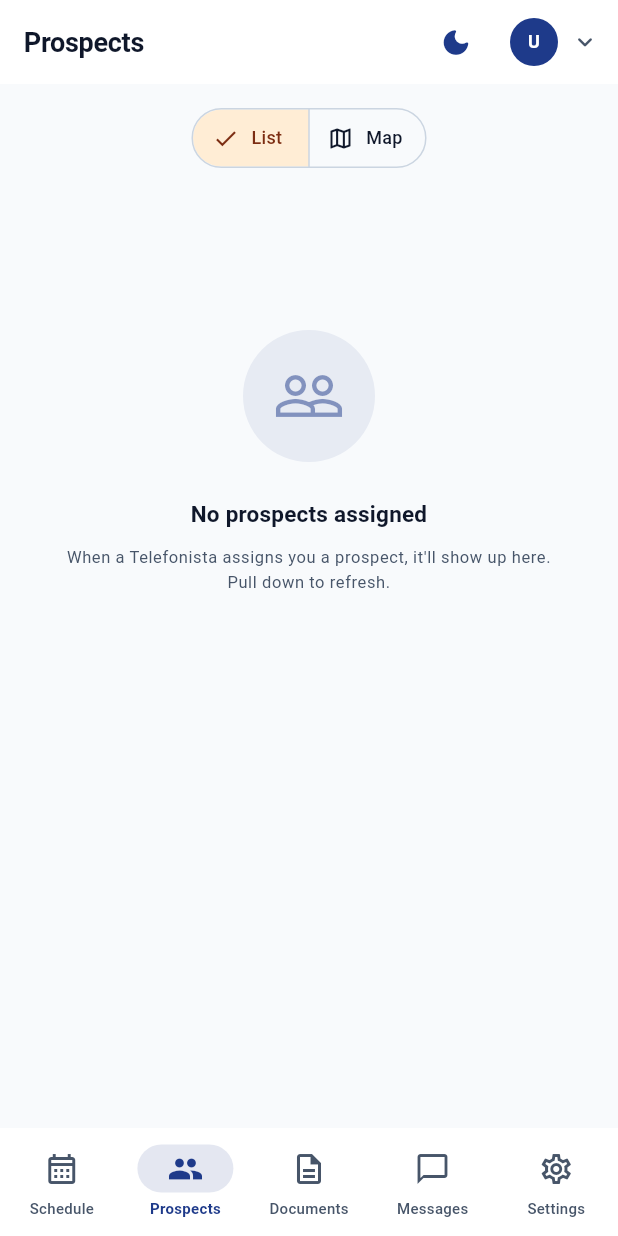
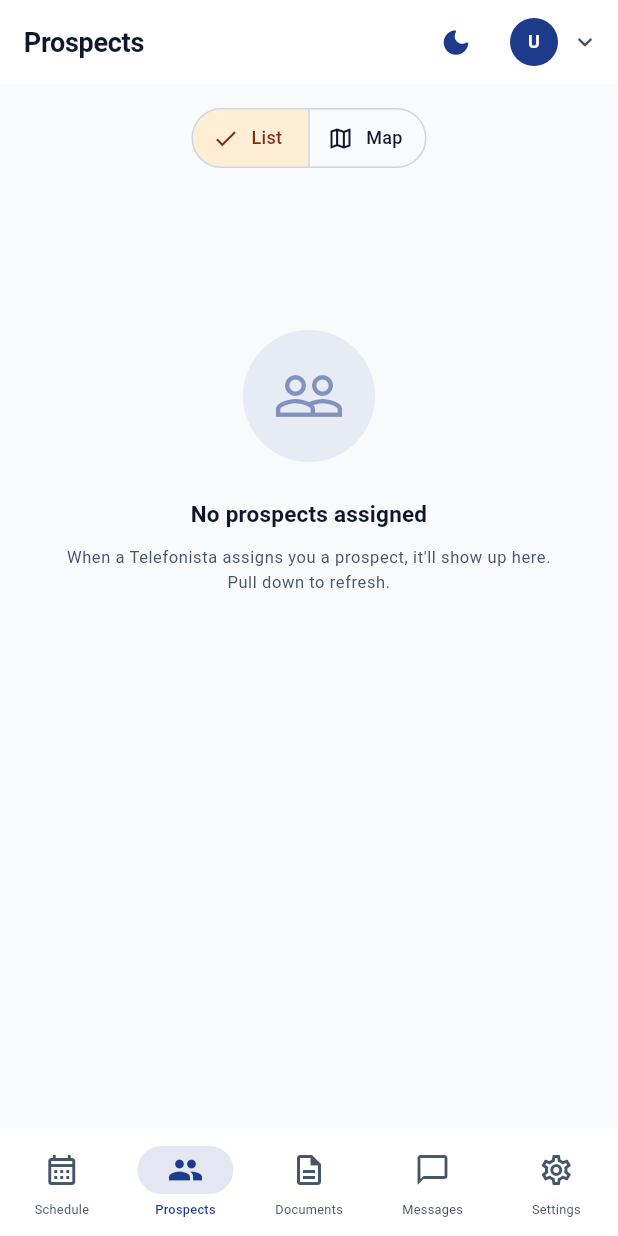
Before and after one commit to AshenafiTech/roof-aid-crm, a Flutter app: the MainShell screen opened by its route, on a phone screen of 412 x 824 dp. Run offline on Flutter 3.47's test engine with Material 3 defaults, Android fonts, the phone set to English and light mode, and no system bars; our stand-ins replace connectivity_plus, dartz, flutter_bloc, flutter_dotenv, get_it, go_router and 2 more; accounts and stored records are empty.

Commit message:
-mfix: Ui problem in easy mode

```diff
--- a/apps/mobile/lib/core/theme/app_theme.dart
+++ b/apps/mobile/lib/core/theme/app_theme.dart
@@ -204,14 +204,15 @@ class AppTheme {
         backgroundColor: colorScheme.surface,
         surfaceTintColor: colorScheme.surface,
         indicatorColor: colorScheme.primary.withValues(alpha: 0.12),
-        // Smaller, lighter base label so the system text scaler (capped at
-        // 1.3× in app.dart for "easy mode" / accessibility) still fits inside
-        // the 72 dp bar without overflow. 10 sp × 1.3 = 13 sp — comfortable.
+        // Very small, thin labels — the nav bar gets a tighter textScaler
+        // clamp than the rest of the app (1.2× vs 1.3×) in main_shell.dart,
+        // so easy-mode users see at most 9 × 1.2 = 10.8 sp. The bar stays
+        // calm at any accessibility setting.
         labelTextStyle: WidgetStateProperty.resolveWith((states) {
           final selected = states.contains(WidgetState.selected);
           return TextStyle(
-            fontSize: 10,
-            fontWeight: selected ? FontWeight.w600 : FontWeight.w500,
+            fontSize: 8.5,
+            fontWeight: selected ? FontWeight.w500 : FontWeight.w400,
             color: selected
                 ? colorScheme.primary
                 : colorScheme.onSurfaceVariant,
--- a/apps/mobile/lib/features/shell/main_shell.dart
+++ b/apps/mobile/lib/features/shell/main_shell.dart
@@ -164,7 +164,18 @@ class _MainShellState extends State<MainShell> {
           ),
         ],
       ),
-      bottomNavigationBar: NavigationBar(
+      bottomNavigationBar: MediaQuery(
+        // The rest of the app is clamped to 1.3× in app.dart for accessibility.
+        // The nav bar lives in fixed-height chrome (72 dp), so 1.3× still
+        // pushes the labels too big in easy mode — re-clamp to 1.2× here so
+        // the bar stays calm without affecting any other screen.
+        data: MediaQuery.of(context).copyWith(
+          textScaler: MediaQuery.of(context).textScaler.clamp(
+            minScaleFactor: 1.0,
+            maxScaleFactor: 1.2,
+          ),
+        ),
+        child: NavigationBar(
         selectedIndex: _currentIndex,
         onDestinationSelected: (i) => setState(() => _currentIndex = i),
         destinations: const [
@@ -194,6 +205,7 @@ class _MainShellState extends State<MainShell> {
             label: 'Settings',
           ),
         ],
+        ),
       ),
     );
   }
```
